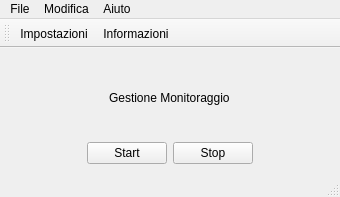
The window that RoomMonitor/main.ui (PieroMacaluso/RoomMonitor) describes before a commit, drawn with Qt 5.
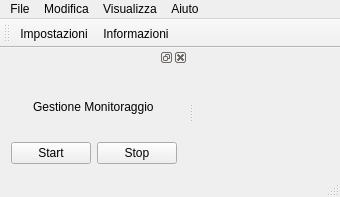
The same window after the commit. Icons and pictures are not drawn.

```diff
--- a/RoomMonitor/main.ui
+++ b/RoomMonitor/main.ui
@@ -20,46 +20,7 @@
             <string>Room Monitor</string>
         </property>
         <widget class="QWidget" name="centralWidget">
-            <layout class="QGridLayout" name="gridLayout_2">
-                <item row="2" column="0">
-                    <layout class="QHBoxLayout" name="horizontalLayout">
-                        <item>
-                            <widget class="QPushButton" name="startButton">
-                                <property name="text">
-                                    <string>Start</string>
-                                </property>
-                            </widget>
-                        </item>
-                        <item>
-                            <widget class="QPushButton" name="stopButton">
-                                <property name="text">
-                                    <string>Stop</string>
-                                </property>
-                            </widget>
-                        </item>
-                    </layout>
-                </item>
-                <item row="0" column="0">
-                    <layout class="QHBoxLayout" name="horizontalLayout_2">
-                        <item>
-                            <widget class="QLabel" name="label">
-                                <property name="sizePolicy">
-                                    <sizepolicy hsizetype="Fixed" vsizetype="Expanding">
-                                        <horstretch>0</horstretch>
-                                        <verstretch>0</verstretch>
-                                    </sizepolicy>
-                                </property>
-                                <property name="autoFillBackground">
-                                    <bool>false</bool>
-                                </property>
-                                <property name="text">
-                                    <string>Gestione Monitoraggio</string>
-                                </property>
-                            </widget>
-                        </item>
-                    </layout>
-                </item>
-            </layout>
+            <layout class="QGridLayout" name="gridLayout_2"/>
         </widget>
         <widget class="QMenuBar" name="menuBar">
             <property name="geometry">
@@ -88,8 +49,15 @@
                 </property>
                 <addaction name="actionAbout"/>
             </widget>
+            <widget class="QMenu" name="menuVisualizza">
+                <property name="title">
+                    <string>Visualizza</string>
+                </property>
+                <addaction name="actionGestione_Monitoraggio"/>
+            </widget>
             <addaction name="menuFile"/>
             <addaction name="menuEdit"/>
+            <addaction name="menuVisualizza"/>
             <addaction name="menuAbout"/>
         </widget>
         <widget class="QToolBar" name="mainToolBar">
@@ -103,6 +71,57 @@
             <addaction name="actionAbout"/>
         </widget>
         <widget class="QStatusBar" name="statusBar"/>
+        <widget class="QDockWidget" name="dockWidget">
+            <attribute name="dockWidgetArea">
+                <number>1</number>
+            </attribute>
+            <widget class="QWidget" name="dockWidgetContents">
+                <layout class="QVBoxLayout" name="verticalLayout_2">
+                    <item>
+                        <layout class="QVBoxLayout" name="verticalLayout">
+                            <item>
+                                <layout class="QHBoxLayout" name="horizontalLayout_2">
+                                    <item>
+                                        <widget class="QLabel" name="label">
+                                            <property name="sizePolicy">
+                                                <sizepolicy hsizetype="Fixed" vsizetype="Expanding">
+                                                    <horstretch>0</horstretch>
+                                                    <verstretch>0</verstretch>
+                                                </sizepolicy>
+                                            </property>
+                                            <property name="autoFillBackground">
+                                                <bool>false</bool>
+                                            </property>
+                                            <property name="text">
+                                                <string>Gestione Monitoraggio</string>
+                                            </property>
+                                        </widget>
+                                    </item>
+                                </layout>
+                            </item>
+                            <item>
+                                <layout class="QHBoxLayout" name="horizontalLayout">
+                                    <item>
+                                        <widget class="QPushButton" name="startButton">
+                                            <property name="text">
+                                                <string>Start</string>
+                                            </property>
+                                        </widget>
+                                    </item>
+                                    <item>
+                                        <widget class="QPushButton" name="stopButton">
+                                            <property name="text">
+                                                <string>Stop</string>
+                                            </property>
+                                        </widget>
+                                    </item>
+                                </layout>
+                            </item>
+                        </layout>
+                    </item>
+                </layout>
+            </widget>
+        </widget>
         <action name="actionSettings">
             <property name="icon">
                 <iconset theme="emblem-system"/>
```
Left out of the diff: 43 changed lines with no effect on the pictures.
